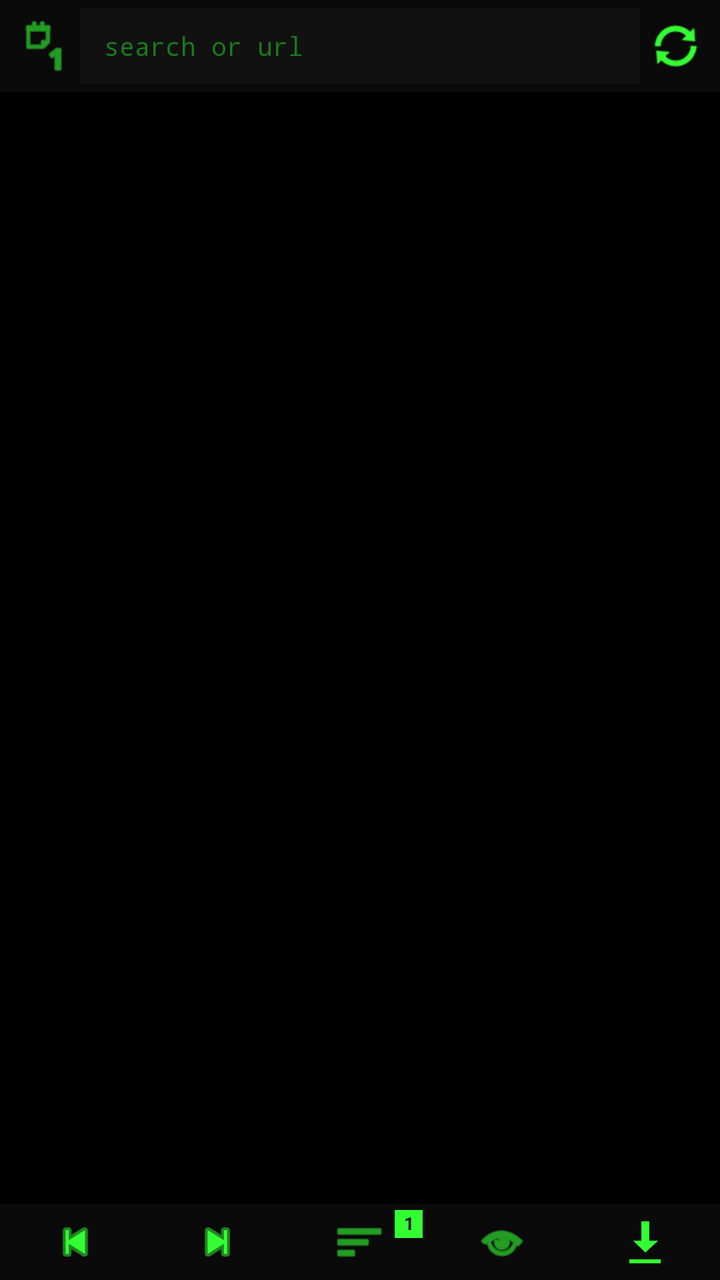
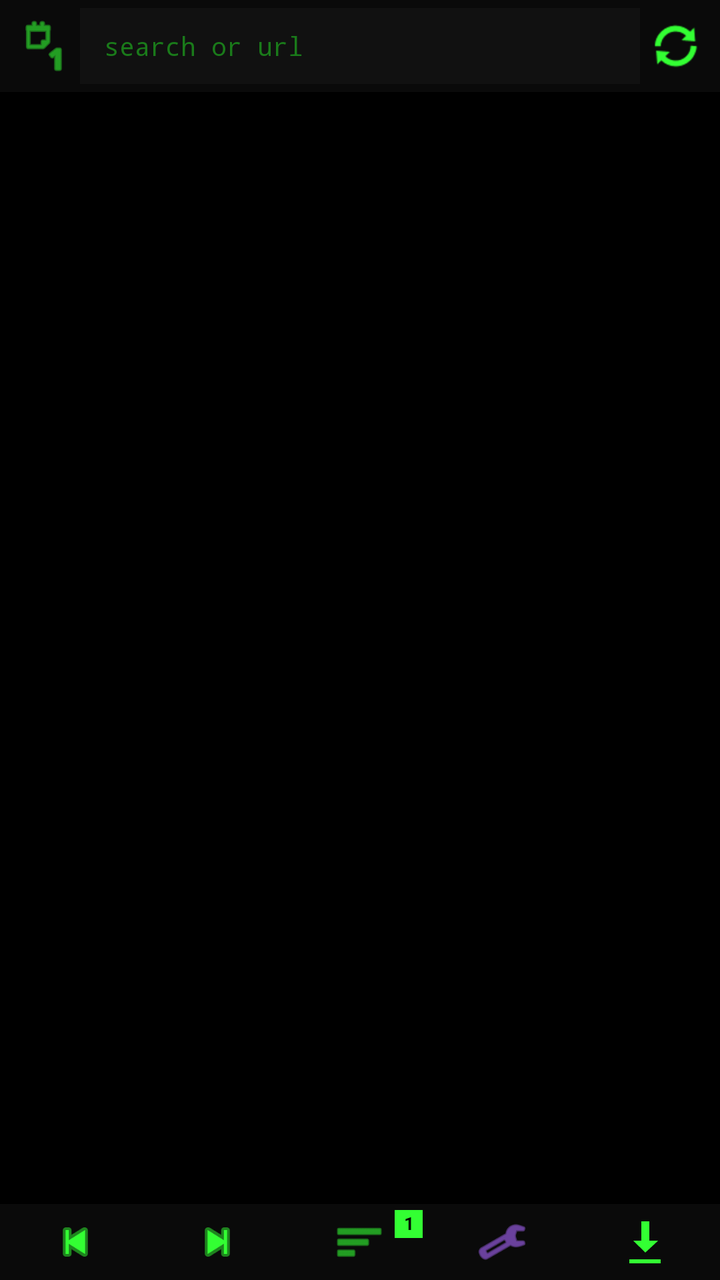

An Android layout rendered at two revisions. The XML below is the earlier revision; the diff shows what the commit changed to produce the second picture.
<!-- AndroidManifest.xml: activity theme Theme.Transparent -->
<!-- res/layout/activity_aura_browser.xml -->
<?xml version="1.0" encoding="utf-8"?>
<LinearLayout xmlns:android="http://schemas.android.com/apk/res/android"
    xmlns:app="http://schemas.android.com/apk/res-auto"
    android:layout_width="match_parent"
    android:layout_height="match_parent"
    android:orientation="vertical"
    android:background="#FF000000">

    <LinearLayout
        android:id="@+id/aura_top_bar"
        android:layout_width="match_parent"
        android:layout_height="wrap_content"
        android:orientation="horizontal"
        android:paddingHorizontal="4dp"
        android:paddingVertical="4dp"
        android:background="#FF0A0A0A"
        android:gravity="center_vertical">

        <ImageButton
            android:id="@+id/aura_btn_darkmode"
            android:layout_width="36dp"
            android:layout_height="38dp"
            android:background="?android:attr/selectableItemBackgroundBorderless"
            android:src="@android:drawable/ic_menu_day"
            android:contentDescription="Toggle dark mode"
            android:scaleType="centerInside"
            android:padding="4dp"
            app:tint="#FF33FF33" />

        <EditText
            android:id="@+id/aura_et_url"
            android:layout_width="0dp"
            android:layout_height="38dp"
            android:layout_weight="1"
            android:background="#FF111111"
            android:hint="search or url"
            android:imeOptions="actionGo"
            android:inputType="textUri"
            android:maxLines="1"
            android:paddingStart="12dp"
            android:paddingEnd="12dp"
            android:textColor="#FF33FF33"
            android:textColorHint="#FF1A7A1A"
            android:textSize="13sp"
            android:fontFamily="monospace"
            android:selectAllOnFocus="true" />

        <ImageButton
            android:id="@+id/aura_btn_refresh"
            android:layout_width="36dp"
            android:layout_height="38dp"
            android:background="?android:attr/selectableItemBackgroundBorderless"
            android:src="@android:drawable/ic_popup_sync"
            android:contentDescription="Reload / Stop"
            android:scaleType="centerInside"
            android:padding="4dp"
            app:tint="#FF33FF33" />
    </LinearLayout>

    <ProgressBar
        android:id="@+id/aura_progress"
        style="?android:attr/progressBarStyleHorizontal"
        android:layout_width="match_parent"
        android:layout_height="2dp"
        android:max="100"
        android:progressTint="#FF33FF33"
        android:visibility="gone" />

    <FrameLayout
        android:id="@+id/aura_web_container"
        android:layout_width="match_parent"
        android:layout_height="0dp"
        android:layout_weight="1"
        android:background="#FF000000" />

    <LinearLayout
        android:id="@+id/aura_footer_bar"
        android:layout_width="match_parent"
        android:layout_height="wrap_content"
        android:orientation="horizontal"
        android:paddingVertical="2dp"
        android:paddingHorizontal="2dp"
        android:background="#FF0A0A0A"
        android:gravity="center_vertical"
        android:weightSum="5">

        <ImageButton
            android:id="@+id/aura_btn_back"
            android:layout_width="0dp"
            android:layout_height="34dp"
            android:layout_weight="1"
            android:background="?android:attr/selectableItemBackgroundBorderless"
            android:src="@android:drawable/ic_media_previous"
            android:contentDescription="Back"
            android:scaleType="centerInside"
            android:padding="4dp"
            app:tint="#FF33FF33" />

        <ImageButton
            android:id="@+id/aura_btn_forward"
            android:layout_width="0dp"
            android:layout_height="34dp"
            android:layout_weight="1"
            android:background="?android:attr/selectableItemBackgroundBorderless"
            android:src="@android:drawable/ic_media_next"
            android:contentDescription="Forward"
            android:scaleType="centerInside"
            android:padding="4dp"
            app:tint="#FF33FF33" />

        <FrameLayout
            android:id="@+id/aura_btn_tabs_container"
            android:layout_width="0dp"
            android:layout_height="34dp"
            android:layout_weight="1"
            android:background="?android:attr/selectableItemBackgroundBorderless"
            android:clickable="true"
            android:focusable="true">

            <ImageView
                android:layout_width="match_parent"
                android:layout_height="match_parent"
                android:src="@android:drawable/ic_menu_sort_by_size"
                android:scaleType="centerInside"
                android:padding="4dp"
                android:contentDescription="Tabs"
                app:tint="#FF33FF33" />

            <TextView
                android:id="@+id/aura_tab_count"
                android:layout_width="wrap_content"
                android:layout_height="14dp"
                android:layout_gravity="top|end"
                android:layout_marginTop="1dp"
                android:layout_marginEnd="4dp"
                android:background="#FF33FF33"
                android:gravity="center"
                android:includeFontPadding="false"
                android:minWidth="14dp"
                android:paddingHorizontal="3dp"
                android:text="1"
                android:textColor="#FF000000"
                android:textSize="9sp"
                android:textStyle="bold" />
        </FrameLayout>

        <ImageButton
            android:id="@+id/aura_btn_incognito"
            android:layout_width="0dp"
            android:layout_height="34dp"
            android:layout_weight="1"
            android:background="?android:attr/selectableItemBackgroundBorderless"
            android:src="@android:drawable/ic_menu_view"
            android:contentDescription="New incognito tab"
            android:scaleType="centerInside"
            android:padding="4dp"
            app:tint="#FF33FF33" />

        <ImageButton
            android:id="@+id/aura_btn_downloads"
            android:layout_width="0dp"
            android:layout_height="34dp"
            android:layout_weight="1"
            android:background="?android:attr/selectableItemBackgroundBorderless"
            android:src="@android:drawable/stat_sys_download"
            android:contentDescription="Downloads"
            android:scaleType="centerInside"
            android:padding="4dp"
            app:tint="#FF33FF33" />
    </LinearLayout>

</LinearLayout>
<!-- resources referenced by this layout -->
<resources>
  <style name="Theme.Transparent" parent="Theme.AppCompat.Light.NoActionBar">
          <item name="android:windowIsTranslucent">true</item>
          <item name="android:windowBackground">@android:color/transparent</item>
          <item name="android:windowContentOverlay">@null</item>
          <item name="android:windowNoTitle">true</item>
          <item name="android:backgroundDimEnabled">false</item>
          <item name="android:windowAnimationStyle">@null</item>
      </style>
</resources>

<!-- the commit's change to res/layout/activity_aura_browser.xml (unified diff, before → after) -->
@@ -143,18 +143,17 @@
                 android:textSize="9sp"
                 android:textStyle="bold" />
         </FrameLayout>
-
         <ImageButton
             android:id="@+id/aura_btn_incognito"
             android:layout_width="0dp"
             android:layout_height="34dp"
             android:layout_weight="1"
             android:background="?android:attr/selectableItemBackgroundBorderless"
-            android:src="@android:drawable/ic_menu_view"
+            android:src="@android:drawable/ic_menu_manage"
             android:contentDescription="New incognito tab"
             android:scaleType="centerInside"
             android:padding="4dp"
-            app:tint="#FF33FF33" />
+            app:tint="#FFAA66FF" />
 
         <ImageButton
             android:id="@+id/aura_btn_downloads"
